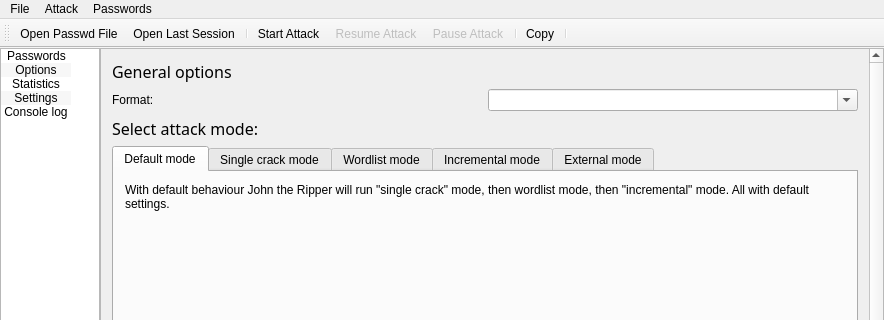
Above: mainwindow.ui from openwall/johnny before the change; both pictures show x 0 to 884 and y 0 to 320 of the 884 by 655 pixel window. Below: the same form after it.
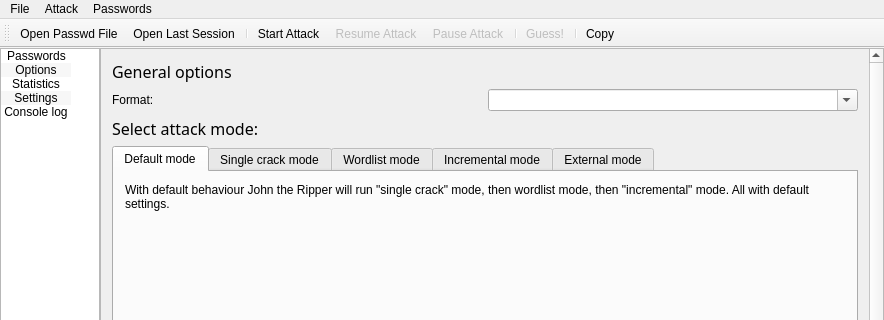
That is the form after the change. Icons and pictures are not drawn.

Commit message: Add guess password action

```diff
--- a/mainwindow.ui
+++ b/mainwindow.ui
@@ -1121,6 +1121,9 @@
    </layout>
   </widget>
   <widget class="QToolBar" name="mainToolBar">
+   <property name="enabled">
+    <bool>true</bool>
+   </property>
    <property name="sizePolicy">
     <sizepolicy hsizetype="Preferred" vsizetype="Minimum">
      <horstretch>0</horstretch>
@@ -1149,8 +1152,9 @@
    <addaction name="actionResume_Attack"/>
    <addaction name="actionPause_Attack"/>
    <addaction name="separator"/>
+   <addaction name="actionGuess_Password"/>
+   <addaction name="separator"/>
    <addaction name="actionCopyToClipboard"/>
-   <addaction name="separator"/>
   </widget>
   <widget class="QStatusBar" name="statusBar"/>
   <widget class="QMenuBar" name="menuBar">
@@ -1342,6 +1346,24 @@
     <bool>true</bool>
    </property>
   </action>
+  <action name="actionGuess_Password">
+   <property name="enabled">
+    <bool>false</bool>
+   </property>
+   <property name="icon">
+    <iconset resource="resources/resources.qrc">
+     <normaloff>:/icons/tab_log.png</normaloff>:/icons/tab_log.png</iconset>
+   </property>
+   <property name="text">
+    <string>Guess!</string>
+   </property>
+   <property name="toolTip">
+    <string>I'm feeling lucky!</string>
+   </property>
+   <property name="menuRole">
+    <enum>QAction::ApplicationSpecificRole</enum>
+   </property>
+  </action>
  </widget>
  <layoutdefault spacing="6" margin="11"/>
  <resources>
```
